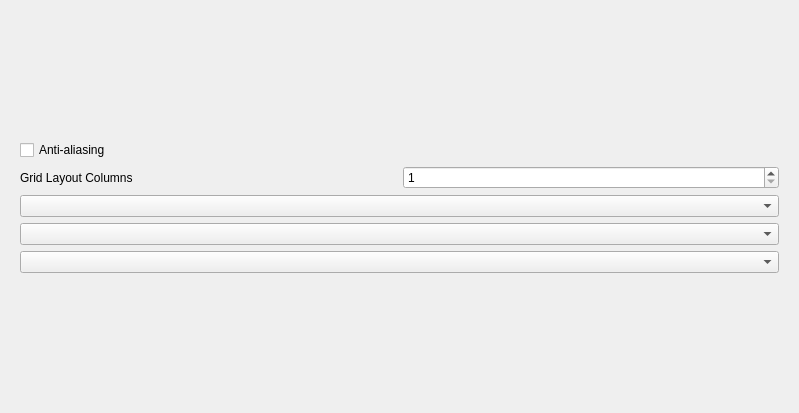
First picture: the form in src/plugins/node_editor/Library/QDevioDisplayModelUi.ui, repository samiavasil/Daqster, before the edit.
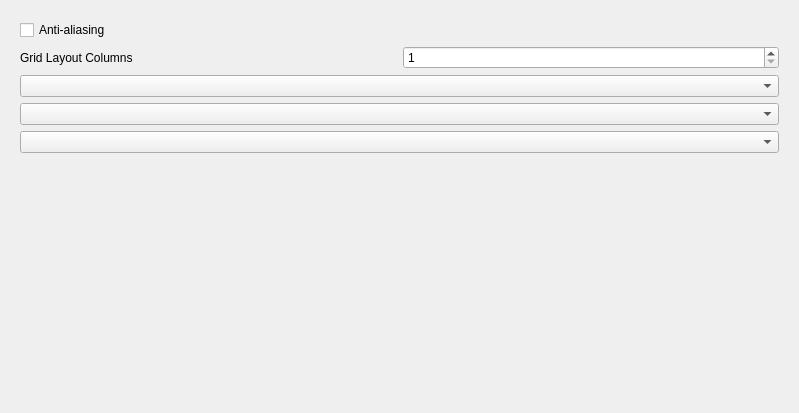
Second picture: the form after the edit.

Commit message: Move to grid layout

Diff of the .ui file:
```diff
--- a/src/plugins/node_editor/Library/QDevioDisplayModelUi.ui
+++ b/src/plugins/node_editor/Library/QDevioDisplayModelUi.ui
@@ -67,6 +67,19 @@
           </item>
          </layout>
         </item>
+        <item row="1" column="0">
+         <spacer name="verticalSpacer">
+          <property name="orientation">
+           <enum>Qt::Vertical</enum>
+          </property>
+          <property name="sizeHint" stdset="0">
+           <size>
+            <width>20</width>
+            <height>40</height>
+           </size>
+          </property>
+         </spacer>
+        </item>
        </layout>
       </widget>
      </item>
```
The commit also changes 2 other files.
